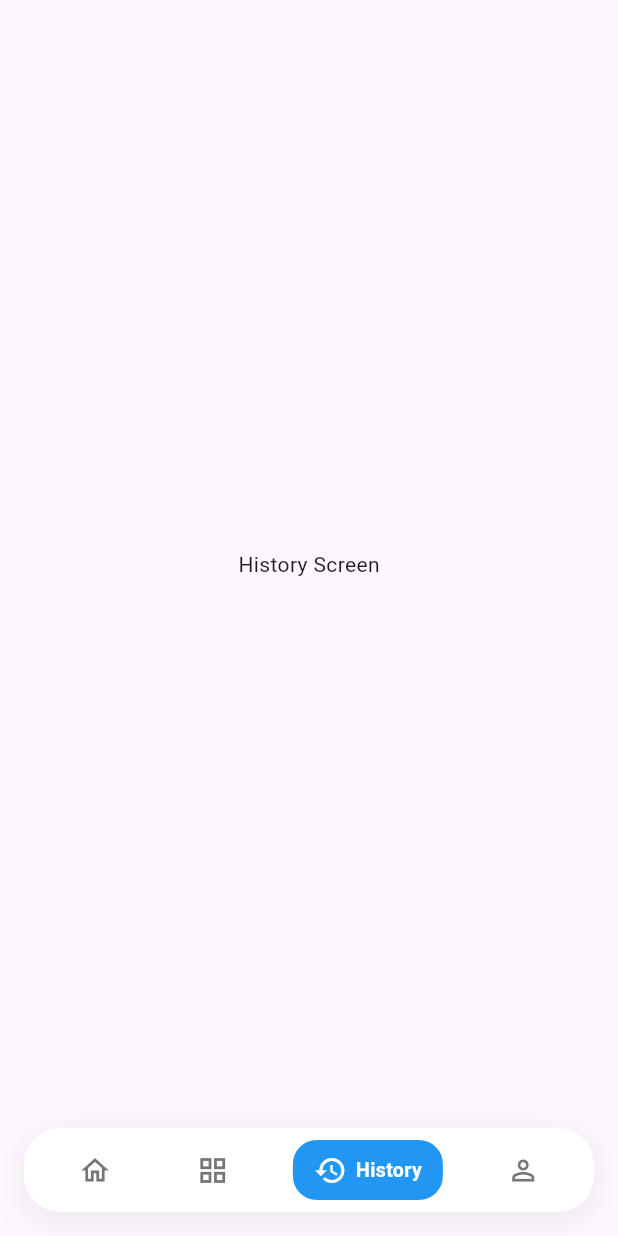
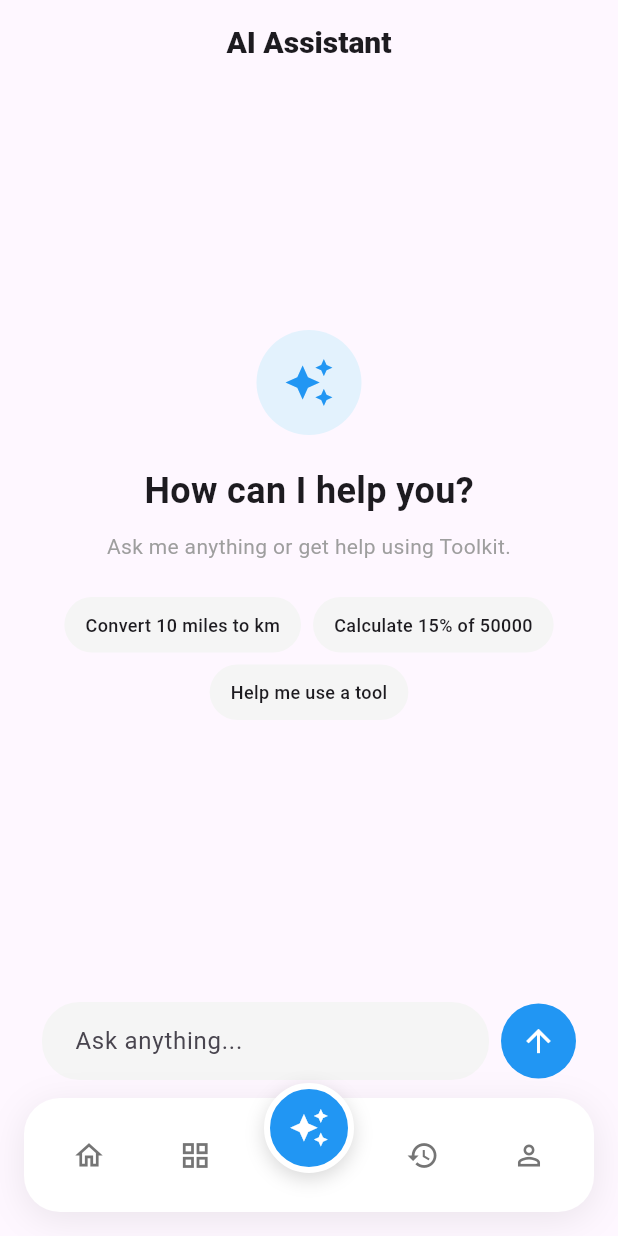
Before and after one commit to eleniyanUXD/toolkit_app, a Flutter app: the screen it shows after launch, item 3 of the bottom bar chosen, on a phone screen of 412 x 824 dp. Run offline on Flutter 3.47's test engine with Material 3 defaults, Android fonts, the phone set to English and light mode, and no system bars; our stand-ins replace shared_preferences, supabase_flutter; accounts and stored records are empty.

Commit message:
feat: integrate Gemini AI assistant with Supabase Edge Function

```diff
--- /dev/null
+++ b/lib/models/chat_message_model.dart
@@ -0,0 +1,11 @@
+class ChatMessage {
+  final String message;
+  final bool isUser;
+  final DateTime timestamp;
+
+  ChatMessage({
+    required this.message,
+    required this.isUser,
+    required this.timestamp,
+  });
+}
--- a/lib/navigation/main_navigation.dart
+++ b/lib/navigation/main_navigation.dart
@@ -5,6 +5,7 @@
 
 import '../screens/home_screen.dart';
 import '../screens/tools_screen.dart';
+import '../screens/ai_assistant_screen.dart';
 import '../screens/history_screen.dart';
 import '../screens/profile_screen.dart';
 
@@ -21,6 +22,7 @@
   final List<Widget> _screens = const [
     HomeScreen(),
     ToolsScreen(),
+    AiAssistantScreen(),
     HistoryScreen(),
     ProfileScreen(),
   ];
@@ -37,6 +39,11 @@
       label: 'Tools',
     ),
     NavItemModel(
+      icon: Icons.auto_awesome_outlined,
+      activeIcon: Icons.auto_awesome,
+      label: 'AI',
+    ),
+    NavItemModel(
       icon: Icons.history_outlined,
       activeIcon: Icons.history,
       label: 'History',
@@ -51,7 +58,10 @@
   @override
   Widget build(BuildContext context) {
     return Scaffold(
-      body: IndexedStack(index: _currentIndex, children: _screens),
+      body: IndexedStack(
+        index: _currentIndex,
+        children: _screens,
+      ),
 
       bottomNavigationBar: CustomNavBar(
         currentIndex: _currentIndex,
--- /dev/null
+++ b/lib/screens/ai_assistant_screen.dart
@@ -0,0 +1,200 @@
+import 'package:flutter/material.dart';
+import '../models/chat_message_model.dart';
+import '../widgets/ai_input_field.dart';
+import '../widgets/ai_message_bubble.dart';
+import '../widgets/ai_suggestion_chip.dart';
+import '../services/ai_service.dart';
+
+class AiAssistantScreen extends StatefulWidget {
+  const AiAssistantScreen({super.key});
+
+  @override
+  State<AiAssistantScreen> createState() => _AiAssistantScreenState();
+}
+
+class _AiAssistantScreenState extends State<AiAssistantScreen> {
+  final TextEditingController _messageController = TextEditingController();
+  final List<ChatMessage> _messages = [];
+  final AiService _aiService = AiService();
+
+  bool _isLoading = false;
+
+  Future<void> _sendMessage() async {
+    final message = _messageController.text.trim();
+
+    if (message.isEmpty || _isLoading) return;
+
+    setState(() {
+      _messages.add(
+        ChatMessage(message: message, isUser: true, timestamp: DateTime.now()),
+      );
+
+      _isLoading = true;
+    });
+
+    _messageController.clear();
+
+    try {
+      final aiResponse = await _aiService.sendMessage(message);
+
+      if (!mounted) return;
+
+      setState(() {
+        _messages.add(
+          ChatMessage(
+            message: aiResponse,
+            isUser: false,
+            timestamp: DateTime.now(),
+          ),
+        );
+
+        _isLoading = false;
+      });
+    } catch (e) {
+      if (!mounted) return;
+
+      setState(() {
+        _messages.add(
+          ChatMessage(
+            message: 'Error: $e',
+            isUser: false,
+            timestamp: DateTime.now(),
+          ),
+        );
+
+        _isLoading = false;
+      });
+    }
+  }
+
+  @override
+  void dispose() {
+    _messageController.dispose();
+    super.dispose();
+  }
+
+  @override
+  Widget build(BuildContext context) {
+    return Scaffold(
+      appBar: AppBar(
+        title: const Text(
+          'AI Assistant',
+          style: TextStyle(fontSize: 20, fontWeight: FontWeight.w800),
+        ),
+        centerTitle: true,
+      ),
+      body: SafeArea(
+        child: Padding(
+          padding: const EdgeInsets.symmetric(horizontal: 16),
+          child: Column(
+            children: [
+              Expanded(
+                child: _messages.isEmpty
+                    ? _buildEmptyState()
+                    : _buildMessages(),
+              ),
+              const SizedBox(height: 16),
+              AiInputField(
+                controller: _messageController,
+                onSend: _sendMessage,
+              ),
+            ],
+          ),
+        ),
+      ),
+    );
+  }
+
+  Widget _buildEmptyState() {
+    return Center(
+      child: Column(
+        mainAxisAlignment: MainAxisAlignment.center,
+        children: [
+          Container(
+            height: 70,
+            width: 70,
+            decoration: BoxDecoration(
+              color: Colors.blue.shade50,
+              shape: BoxShape.circle,
+            ),
+            child: const Icon(Icons.auto_awesome, color: Colors.blue, size: 34),
+          ),
+
+          const SizedBox(height: 20),
+
+          const Text(
+            'How can I help you?',
+            style: TextStyle(fontSize: 24, fontWeight: FontWeight.bold),
+          ),
+
+          const SizedBox(height: 10),
+
+          Text(
+            'Ask me anything or get help using Toolkit.',
+            textAlign: TextAlign.center,
+            style: TextStyle(fontSize: 14, color: Colors.grey),
+          ),
+
+          const SizedBox(height: 24),
+
+          Wrap(
+            spacing: 8,
+            runSpacing: 8,
+            alignment: WrapAlignment.center,
+            children: [
+              AiSuggestionChip(
+                text: 'Convert 10 miles to km',
+                onTap: () {
+                  _messageController.text = 'Convert 10 miles to km';
+                },
+              ),
+
+              AiSuggestionChip(
+                text: 'Calculate 15% of 50000',
+                onTap: () {
+                  _messageController.text = 'Calculate 15% of 50000';
+                },
+              ),
+
+              AiSuggestionChip(
+                text: 'Help me use a tool',
+                onTap: () {
+                  _messageController.text = 'Help me use a tool';
+                },
+              ),
+            ],
+          ),
+        ],
+      ),
+    );
+  }
+
+  Widget _buildMessages() {
+    return ListView.builder(
+      padding: const EdgeInsets.only(top: 16),
+      itemCount: _messages.length + (_isLoading ? 1 : 0),
+      itemBuilder: (context, index) {
+        if (index == _messages.length && _isLoading) {
+          return Align(
+            alignment: Alignment.centerLeft,
+            child: Container(
+              margin: const EdgeInsets.only(bottom: 12),
+              padding: const EdgeInsets.symmetric(horizontal: 16, vertical: 12),
+              decoration: BoxDecoration(
+                color: Colors.grey.shade100,
+                borderRadius: BorderRadius.circular(18),
+              ),
+              child: const SizedBox(
+                width: 20,
+                height: 20,
+                child: CircularProgressIndicator(strokeWidth: 2),
+              ),
+            ),
+          );
+        }
+
+        return AiMessageBubble(message: _messages[index]);
+      },
+    );
+  }
+}
--- /dev/null
+++ b/lib/widgets/ai_input_field.dart
@@ -0,0 +1,60 @@
+import 'package:flutter/material.dart';
+
+class AiInputField extends StatelessWidget {
+  final TextEditingController controller;
+  final VoidCallback onSend;
+
+  const AiInputField({
+    super.key,
+    required this.controller,
+    required this.onSend,
+  });
+
+  @override
+  Widget build(BuildContext context) {
+    return SafeArea(
+      child: Padding(
+        padding: const EdgeInsets.fromLTRB(12, 8, 12, 12),
+        child: Row(
+          children: [
+            Expanded(
+              child: TextField(
+                controller: controller,
+                textInputAction: TextInputAction.send,
+                onSubmitted: (_) => onSend(),
+                decoration: InputDecoration(
+                  hintText: 'Ask anything...',
+                  filled: true,
+                  fillColor: Colors.grey.shade100,
+                  contentPadding: const EdgeInsets.symmetric(
+                    horizontal: 18,
+                    vertical: 14,
+                  ),
+                  border: OutlineInputBorder(
+                    borderRadius: BorderRadius.circular(25),
+                    borderSide: BorderSide.none,
+                  ),
+                ),
+              ),
+            ),
+
+            const SizedBox(width: 8),
+
+            GestureDetector(
+              onTap: onSend,
+              child: Container(
+                height: 50,
+                width: 50,
+                decoration: const BoxDecoration(
+                  color: Colors.blue,
+                  shape: BoxShape.circle,
+                ),
+                child: const Icon(Icons.arrow_upward, color: Colors.white),
+              ),
+            ),
+          ],
+        ),
+      ),
+    );
+  }
+}
--- /dev/null
+++ b/lib/widgets/ai_suggestion_chip.dart
@@ -0,0 +1,26 @@
+import 'package:flutter/material.dart';
+
+class AiSuggestionChip extends StatelessWidget {
+  final String text;
+  final VoidCallback onTap;
+
+  const AiSuggestionChip({super.key, required this.text, required this.onTap});
+
+  @override
+  Widget build(BuildContext context) {
+    return GestureDetector(
+      onTap: onTap,
+      child: Container(
+        padding: const EdgeInsets.symmetric(horizontal: 14, vertical: 10),
+        decoration: BoxDecoration(
+          color: Colors.grey.shade100,
+          borderRadius: BorderRadius.circular(20),
+        ),
+        child: Text(
+          text,
+          style: const TextStyle(fontSize: 12, fontWeight: FontWeight.w500),
+        ),
+      ),
+    );
+  }
+}
--- a/lib/widgets/custom_nav_bar.dart
+++ b/lib/widgets/custom_nav_bar.dart
@@ -32,10 +32,44 @@
         ),
         child: Row(
           mainAxisAlignment: MainAxisAlignment.spaceAround,
+          crossAxisAlignment: CrossAxisAlignment.center,
           children: List.generate(items.length, (index) {
             final item = items[index];
             final isSelected = currentIndex == index;
 
+            // AI is the center button
+            if (index == 2) {
+              return GestureDetector(
+                onTap: () => onTap(index),
+                child: Transform.translate(
+                  offset: const Offset(0, -18),
+                  child: AnimatedContainer(
+                    duration: const Duration(milliseconds: 200),
+                    height: 60,
+                    width: 60,
+                    decoration: BoxDecoration(
+                      shape: BoxShape.circle,
+                      color: isSelected ? Colors.blue : Colors.blue,
+                      border: Border.all(color: Colors.white, width: 4),
+                      boxShadow: [
+                        BoxShadow(
+                          color: Colors.black.withOpacity(0.15),
+                          blurRadius: 10,
+                          offset: const Offset(0, 4),
+                        ),
+                      ],
+                    ),
+                    child: Icon(
+                      isSelected ? item.activeIcon : item.icon,
+                      size: 27,
+                      color: Colors.white,
+                    ),
+                  ),
+                ),
+              );
+            }
+
+            // Normal navigation items
             return GestureDetector(
               onTap: () => onTap(index),
               behavior: HitTestBehavior.opaque,
--- a/pubspec.yaml
+++ b/pubspec.yaml
@@ -36,6 +36,7 @@
   cupertino_icons: ^1.0.8
   shared_preferences: ^2.5.5
   http: ^1.6.0
+  supabase_flutter: ^2.17.2
 
 dev_dependencies:
   flutter_test:
```
Also changed, not shown: lib/main.dart (+10 -2 lines), lib/screens/currency_converter_screen.dart (+16 -13 lines), lib/screens/home_screen.dart (+12 -32 lines), lib/screens/unit_converter_screen.dart (+37 -8 lines), lib/services/ai_service.dart (added, +32 -0 lines), lib/services/recent_activity_service.dart (+4 -8 lines), lib/widgets/ai_message_bubble.dart (added, +45 -0 lines), lib/widgets/recent_activity.dart (+16 -14 lines), pubspec.lock, 10 other files.
